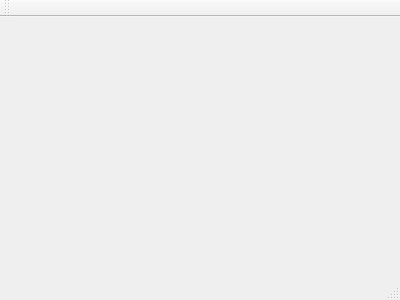
First picture: the form in mainwindow.ui, repository ollewelin/Raspberry-pi-QT-GUI-with-DS18B20-temperature-sensor-and-PID-controller, before the edit.
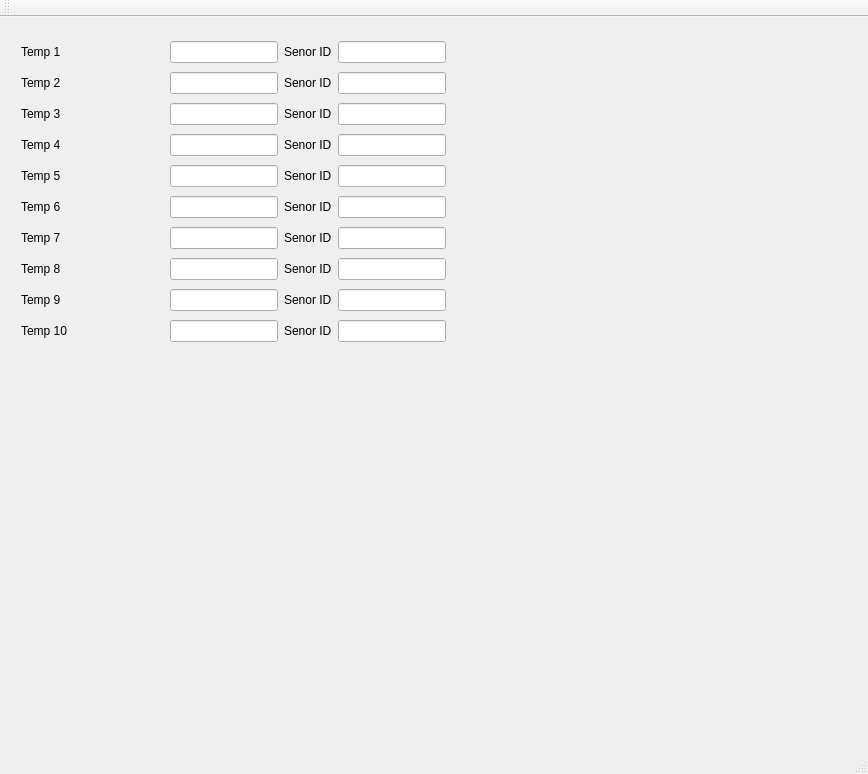
Second picture: the form after the edit.

```diff
--- a/mainwindow.ui
+++ b/mainwindow.ui
@@ -1,24 +1,422 @@
 <ui version="4.0">
  <class>MainWindow</class>
- <widget class="QMainWindow" name="MainWindow" >
-  <property name="geometry" >
+ <widget class="QMainWindow" name="MainWindow">
+  <property name="geometry">
    <rect>
     <x>0</x>
     <y>0</y>
-    <width>400</width>
-    <height>300</height>
+    <width>868</width>
+    <height>774</height>
    </rect>
   </property>
   <property name="windowTitle" >
    <string>MainWindow</string>
   </property>
-  <widget class="QMenuBar" name="menuBar" />
-  <widget class="QToolBar" name="mainToolBar" />
-  <widget class="QWidget" name="centralWidget" />
-  <widget class="QStatusBar" name="statusBar" />
+  <widget class="QWidget" name="centralWidget">
+   <widget class="QWidget" name="">
+    <property name="geometry">
+     <rect>
+      <x>10</x>
+      <y>10</y>
+      <width>447</width>
+      <height>331</height>
+     </rect>
+    </property>
+    <layout class="QVBoxLayout" name="verticalLayout">
+     <item>
+      <layout class="QHBoxLayout" name="horizontalLayout">
+       <item>
+        <widget class="QLabel" name="label">
+         <property name="text">
+          <string>Temp 1</string>
+         </property>
+        </widget>
+       </item>
+       <item>
+        <spacer name="horizontalSpacer">
+         <property name="orientation">
+          <enum>Qt::Horizontal</enum>
+         </property>
+         <property name="sizeHint" stdset="0">
+          <size>
+           <width>40</width>
+           <height>20</height>
+          </size>
+         </property>
+        </spacer>
+       </item>
+       <item>
+        <widget class="QLineEdit" name="lineEdit_T1"/>
+       </item>
+       <item>
+        <widget class="QLabel" name="label_2">
+         <property name="text">
+          <string>Senor ID</string>
+         </property>
+        </widget>
+       </item>
+       <item>
+        <widget class="QLineEdit" name="lineEdit_T_ID1"/>
+       </item>
+      </layout>
+     </item>
+     <item>
+      <layout class="QHBoxLayout" name="horizontalLayout_2">
+       <item>
+        <widget class="QLabel" name="label_3">
+         <property name="text">
+          <string>Temp 2</string>
+         </property>
+        </widget>
+       </item>
+       <item>
+        <spacer name="horizontalSpacer_2">
+         <property name="orientation">
+          <enum>Qt::Horizontal</enum>
+         </property>
+         <property name="sizeHint" stdset="0">
+          <size>
+           <width>40</width>
+           <height>20</height>
+          </size>
+         </property>
+        </spacer>
+       </item>
+       <item>
+        <widget class="QLineEdit" name="lineEdit_T2"/>
+       </item>
+       <item>
+        <widget class="QLabel" name="label_4">
+         <property name="text">
+          <string>Senor ID</string>
+         </property>
+        </widget>
+       </item>
+       <item>
+        <widget class="QLineEdit" name="lineEdit_T_ID2"/>
+       </item>
+      </layout>
+     </item>
+     <item>
+      <layout class="QHBoxLayout" name="horizontalLayout_3">
+       <item>
+        <widget class="QLabel" name="label_5">
+         <property name="text">
+          <string>Temp 3</string>
+         </property>
+        </widget>
+       </item>
+       <item>
+        <spacer name="horizontalSpacer_3">
+         <property name="orientation">
+          <enum>Qt::Horizontal</enum>
+         </property>
+         <property name="sizeHint" stdset="0">
+          <size>
+           <width>40</width>
+           <height>20</height>
+          </size>
+         </property>
+        </spacer>
+       </item>
+       <item>
+        <widget class="QLineEdit" name="lineEdit_T3"/>
+       </item>
+       <item>
+        <widget class="QLabel" name="label_6">
+         <property name="text">
+          <string>Senor ID</string>
+         </property>
+        </widget>
+       </item>
+       <item>
+        <widget class="QLineEdit" name="lineEdit_T_ID3"/>
+       </item>
+      </layout>
+     </item>
+     <item>
+      <layout class="QHBoxLayout" name="horizontalLayout_4">
+       <item>
+        <widget class="QLabel" name="label_7">
+         <property name="text">
+          <string>Temp 4</string>
+         </property>
+        </widget>
+       </item>
+       <item>
+        <spacer name="horizontalSpacer_4">
+         <property name="orientation">
+          <enum>Qt::Horizontal</enum>
+         </property>
+         <property name="sizeHint" stdset="0">
+          <size>
+           <width>40</width>
+           <height>20</height>
+          </size>
+         </property>
+        </spacer>
+       </item>
+       <item>
+        <widget class="QLineEdit" name="lineEdit_T4"/>
+       </item>
+       <item>
+        <widget class="QLabel" name="label_8">
+         <property name="text">
+          <string>Senor ID</string>
+         </property>
+        </widget>
+       </item>
+       <item>
+        <widget class="QLineEdit" name="lineEdit_T_ID4"/>
+       </item>
+      </layout>
+     </item>
+     <item>
+      <layout class="QHBoxLayout" name="horizontalLayout_5">
+       <item>
+        <widget class="QLabel" name="label_9">
+         <property name="text">
+          <string>Temp 5</string>
+         </property>
+        </widget>
+       </item>
+       <item>
+        <spacer name="horizontalSpacer_5">
+         <property name="orientation">
+          <enum>Qt::Horizontal</enum>
+         </property>
+         <property name="sizeHint" stdset="0">
+          <size>
+           <width>40</width>
+           <height>20</height>
+          </size>
+         </property>
+        </spacer>
+       </item>
+       <item>
+        <widget class="QLineEdit" name="lineEdit_T5"/>
+       </item>
+       <item>
+        <widget class="QLabel" name="label_10">
+         <property name="text">
+          <string>Senor ID</string>
+         </property>
+        </widget>
+       </item>
+       <item>
+        <widget class="QLineEdit" name="lineEdit_T_ID5"/>
+       </item>
+      </layout>
+     </item>
+     <item>
+      <layout class="QHBoxLayout" name="horizontalLayout_9">
+       <item>
+        <widget class="QLabel" name="label_17">
+         <property name="text">
+          <string>Temp 6</string>
+         </property>
+        </widget>
+       </item>
+       <item>
+        <spacer name="horizontalSpacer_6">
+         <property name="orientation">
+          <enum>Qt::Horizontal</enum>
+         </property>
+         <property name="sizeHint" stdset="0">
+          <size>
+           <width>40</width>
+           <height>20</height>
+          </size>
+         </property>
+        </spacer>
+       </item>
+       <item>
+        <widget class="QLineEdit" name="lineEdit_T6"/>
+       </item>
+       <item>
+        <widget class="QLabel" name="label_18">
+         <property name="text">
+          <string>Senor ID</string>
+         </property>
+        </widget>
+       </item>
+       <item>
+        <widget class="QLineEdit" name="lineEdit_T_ID6"/>
+       </item>
+      </layout>
+     </item>
+     <item>
+      <layout class="QHBoxLayout" name="horizontalLayout_10">
+       <item>
+        <widget class="QLabel" name="label_19">
+         <property name="text">
+          <string>Temp 7</string>
+         </property>
+        </widget>
+       </item>
+       <item>
+        <spacer name="horizontalSpacer_7">
+         <property name="orientation">
+          <enum>Qt::Horizontal</enum>
+         </property>
+         <property name="sizeHint" stdset="0">
+          <size>
+           <width>40</width>
+           <height>20</height>
+          </size>
+         </property>
+        </spacer>
+       </item>
+       <item>
+        <widget class="QLineEdit" name="lineEdit_T7"/>
+       </item>
+       <item>
+        <widget class="QLabel" name="label_20">
+         <property name="text">
+          <string>Senor ID</string>
+         </property>
+        </widget>
+       </item>
+       <item>
+        <widget class="QLineEdit" name="lineEdit_T_ID7"/>
+       </item>
+      </layout>
+     </item>
+     <item>
+      <layout class="QHBoxLayout" name="horizontalLayout_8">
+       <item>
+        <widget class="QLabel" name="label_15">
+         <property name="text">
+          <string>Temp 8</string>
+         </property>
+        </widget>
+       </item>
+       <item>
+        <spacer name="horizontalSpacer_8">
+         <property name="orientation">
+          <enum>Qt::Horizontal</enum>
+         </property>
+         <property name="sizeHint" stdset="0">
+          <size>
+           <width>40</width>
+           <height>20</height>
+          </size>
+         </property>
+        </spacer>
+       </item>
+       <item>
+        <widget class="QLineEdit" name="lineEdit_T8"/>
+       </item>
+       <item>
+        <widget class="QLabel" name="label_16">
+         <property name="text">
+          <string>Senor ID</string>
+         </property>
+        </widget>
+       </item>
+       <item>
+        <widget class="QLineEdit" name="lineEdit_T_ID8"/>
+       </item>
+      </layout>
+     </item>
+     <item>
+      <layout class="QHBoxLayout" name="horizontalLayout_7">
+       <item>
+        <widget class="QLabel" name="label_13">
+         <property name="text">
+          <string>Temp 9</string>
+         </property>
+        </widget>
+       </item>
+       <item>
+        <spacer name="horizontalSpacer_9">
+         <property name="orientation">
+          <enum>Qt::Horizontal</enum>
+         </property>
+         <property name="sizeHint" stdset="0">
+          <size>
+           <width>40</width>
+           <height>20</height>
+          </size>
+         </property>
+        </spacer>
+       </item>
+       <item>
+        <widget class="QLineEdit" name="lineEdit_T9"/>
+       </item>
+       <item>
+        <widget class="QLabel" name="label_14">
+         <property name="text">
+          <string>Senor ID</string>
+         </property>
+        </widget>
+       </item>
+       <item>
+        <widget class="QLineEdit" name="lineEdit_T_ID9"/>
+       </item>
+      </layout>
+     </item>
+     <item>
+      <layout class="QHBoxLayout" name="horizontalLayout_6">
+       <item>
+        <widget class="QLabel" name="label_11">
+         <property name="text">
+          <string>Temp 10</string>
+         </property>
+        </widget>
+       </item>
+       <item>
+        <spacer name="horizontalSpacer_10">
+         <property name="orientation">
+          <enum>Qt::Horizontal</enum>
+         </property>
+         <property name="sizeHint" stdset="0">
+          <size>
+           <width>40</width>
+           <height>20</height>
+          </size>
+         </property>
+        </spacer>
+       </item>
+       <item>
+        <widget class="QLineEdit" name="lineEdit_T10"/>
+       </item>
+       <item>
+        <widget class="QLabel" name="label_12">
+         <property name="text">
+          <string>Senor ID</string>
+         </property>
+        </widget>
+       </item>
+       <item>
+        <widget class="QLineEdit" name="lineEdit_T_ID10"/>
+       </item>
+      </layout>
+     </item>
+    </layout>
+   </widget>
+  </widget>
+  <widget class="QMenuBar" name="menuBar">
+   <property name="geometry">
+    <rect>
+     <x>0</x>
+     <y>0</y>
+     <width>868</width>
+     <height>20</height>
+    </rect>
+   </property>
+  </widget>
+  <widget class="QToolBar" name="mainToolBar">
+   <attribute name="toolBarArea">
+    <enum>TopToolBarArea</enum>
+   </attribute>
+   <attribute name="toolBarBreak">
+    <bool>false</bool>
+   </attribute>
+  </widget>
+  <widget class="QStatusBar" name="statusBar"/>
  </widget>
- <layoutDefault spacing="6" margin="11" />
- <pixmapfunction></pixmapfunction>
+ <layoutdefault spacing="6" margin="11"/>
  <resources/>
  <connections/>
 </ui>
```
Left out of the diff: 3 changed lines with no effect on the pictures.
